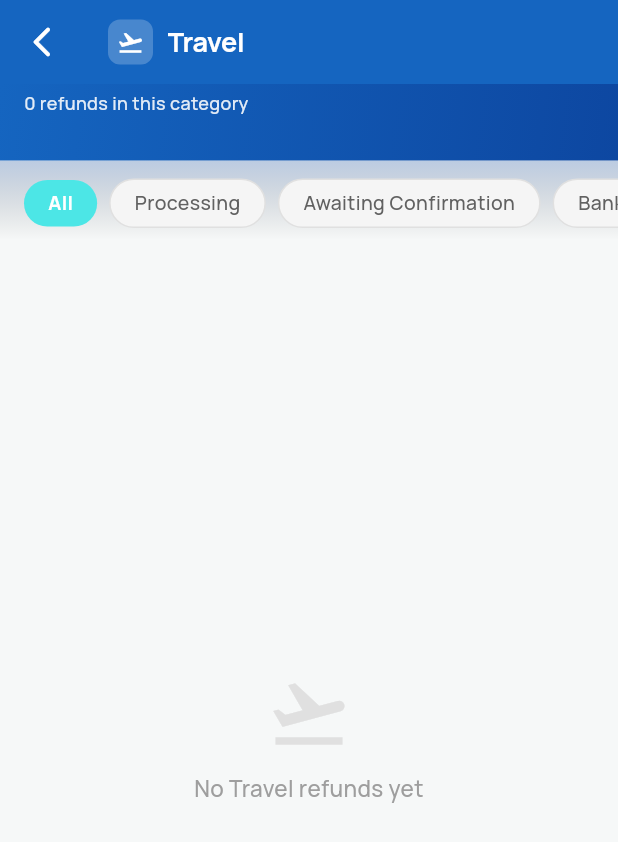
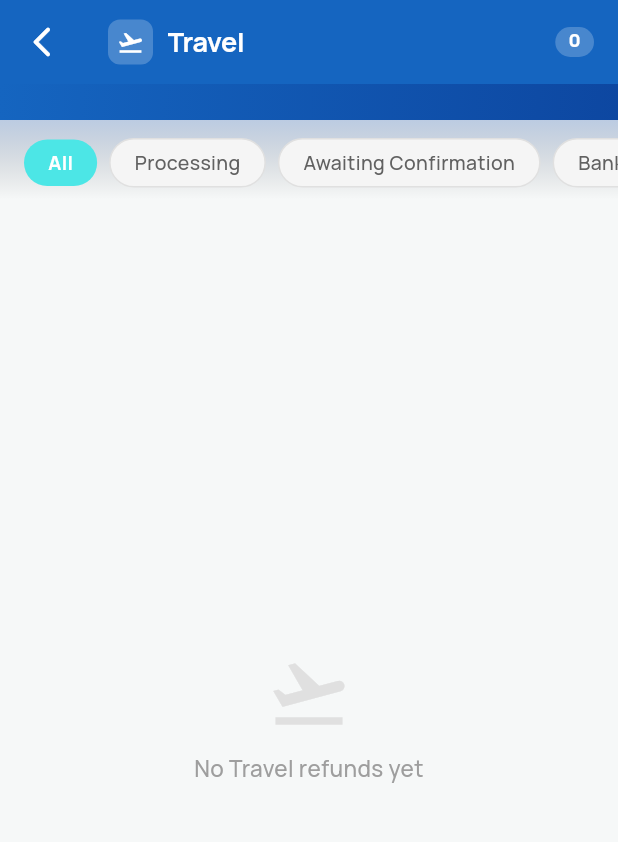
Before and after one commit to arunkumar6545/refundooflutter, a Flutter app: the CategoryRefundsScreen screen opened directly with empty values, on a phone screen of 412 x 824 dp. Shown: the top 842 px of the screen. Run offline on Flutter 3.47's test engine with Material 3 defaults, Android fonts, the phone set to English and light mode, and no system bars; our stand-ins replace flutter_local_notifications, flutter_secure_storage, flutter_timezone, go_router, google_fonts, google_mobile_ads and 6 more; missing offline and left inert: home_widget, telephony; accounts and stored records are empty.

Commit message:
refactor: move refund count and overdue badge to AppBar, remove redundant summary strip
Co-authored-by: Cursor <cursoragent@cursor.com>

```diff
--- a/lib/features/category/category_refunds_screen.dart
+++ b/lib/features/category/category_refunds_screen.dart
@@ -24,6 +24,8 @@ class _CategoryRefundsScreenState extends State<CategoryRefundsScreen>
 
   List<RefundItem> _all = [];
   bool _loading = true;
+
+  int get _overdueCount => _all.where((r) => r.isOverdue).length;
 
   String? _chipFilter;
 
@@ -142,7 +144,8 @@ class _CategoryRefundsScreenState extends State<CategoryRefundsScreen>
                   child: Icon(icon, color: Colors.white, size: 18),
                 ),
                 const SizedBox(width: 10),
-                Text(
+                Expanded(
+                  child: Text(
                     widget.category.label,
                     style: const TextStyle(
                       color: Colors.white,
@@ -150,6 +153,56 @@ class _CategoryRefundsScreenState extends State<CategoryRefundsScreen>
                       fontSize: 18,
                     ),
                   ),
+                ),
+                // Refund count badge
+                if (!_loading) ...[
+                  Container(
+                    padding: const EdgeInsets.symmetric(
+                        horizontal: 9, vertical: 4),
+                    decoration: BoxDecoration(
+                      color: Colors.white.withValues(alpha: 0.22),
+                      borderRadius: BorderRadius.circular(20),
+                    ),
+                    child: Text(
+                      '${_all.length}',
+                      style: const TextStyle(
+                        color: Colors.white,
+                        fontSize: 12,
+                        fontWeight: FontWeight.w800,
+                        height: 1.0,
+                      ),
+                    ),
+                  ),
+                  // Overdue badge — only when there are overdue items
+                  if (_overdueCount > 0) ...[
+                    const SizedBox(width: 6),
+                    Container(
+                      padding: const EdgeInsets.symmetric(
+                          horizontal: 8, vertical: 4),
+                      decoration: BoxDecoration(
+                        color: const Color(0xFFB91C1C).withValues(alpha: 0.45),
+                        borderRadius: BorderRadius.circular(20),
+                      ),
+                      child: Row(
+                        mainAxisSize: MainAxisSize.min,
+                        children: [
+                          const Icon(Icons.warning_amber_rounded,
+                              size: 11, color: Colors.white),
+                          const SizedBox(width: 3),
+                          Text(
+                            '$_overdueCount',
+                            style: const TextStyle(
+                              color: Colors.white,
+                              fontSize: 12,
+                              fontWeight: FontWeight.w800,
+                              height: 1.0,
+                            ),
+                          ),
+                        ],
+                      ),
+                    ),
+                  ],
+                ],
               ],
             ),
           ),
@@ -197,11 +250,7 @@ class _CategoryRefundsScreenState extends State<CategoryRefundsScreen>
       );
     }).where((r) => r.count > 0).toList();
 
-    final grandTotal    = _all.fold(0.0, (s, r) => s + r.amount);
-    final totalPending  = _all
-        .where((r) => r.status != RefundStatus.completed)
-        .fold(0.0, (s, r) => s + r.amount);
-    final overdueCount  = _all.where((r) => r.isOverdue).length;
+    final grandTotal   = _all.fold(0.0, (s, r) => s + r.amount);
 
     final fmt = NumberFormat('#,##0.00', 'en_IN');
     const sym = '₹';
@@ -211,75 +260,6 @@ class _CategoryRefundsScreenState extends State<CategoryRefundsScreen>
       padding: const EdgeInsets.fromLTRB(16, 4, 16, 20),
       child: Column(
         children: [
-          // Top strip: count + pending badge
-          Padding(
-            padding: const EdgeInsets.only(bottom: 10),
-            child: Row(
-              children: [
-                Text(
-                  '${_all.length} refund${_all.length == 1 ? '' : 's'} in this category',
-                  style: TextStyle(
-                    color: Colors.white.withValues(alpha: 0.88),
-                    fontSize: 12,
-                    fontWeight: FontWeight.w500,
-                  ),
-                ),
-                const Spacer(),
-                Row(
-                  mainAxisSize: MainAxisSize.min,
-                  children: [
-                    if (overdueCount > 0) ...[
-                      Container(
-                        padding: const EdgeInsets.symmetric(
-                            horizontal: 9, vertical: 4),
-                        decoration: BoxDecoration(
-                          color: const Color(0xFFB91C1C).withValues(alpha: 0.30),
-                          borderRadius: BorderRadius.circular(20),
-                        ),
-                        child: Row(
-                          mainAxisSize: MainAxisSize.min,
-                          children: [
-                            const Icon(Icons.warning_amber_rounded,
-                                size: 11, color: Colors.white),
-                            const SizedBox(width: 4),
-                            Text(
-                              '$overdueCount overdue',
-                              style: const TextStyle(
-                                color: Colors.white,
-                                fontSize: 11,
-                                fontWeight: FontWeight.w700,
-                                height: 1.0,
-                              ),
-                            ),
-                          ],
-                        ),
-                      ),
-                      const SizedBox(width: 6),
-                    ],
-                    if (totalPending > 0)
-                      Container(
-                        padding: const EdgeInsets.symmetric(
-                            horizontal: 10, vertical: 4),
-                        decoration: BoxDecoration(
-                          color: Colors.white.withValues(alpha: 0.20),
-                          borderRadius: BorderRadius.circular(20),
-                        ),
-                        child: Text(
-                          '$sym${fmt.format(totalPending)} pending',
-                          style: const TextStyle(
-                            color: Colors.white,
-                            fontSize: 11,
-                            fontWeight: FontWeight.w700,
-                            height: 1.0,
-                          ),
-                        ),
-                      ),
-                  ],
-                ),
-              ],
-            ),
-          ),
-
       // Status breakdown card
           if (rows.isNotEmpty)
             Container(
```
Lines whose indentation alone changed are shown as unchanged.
